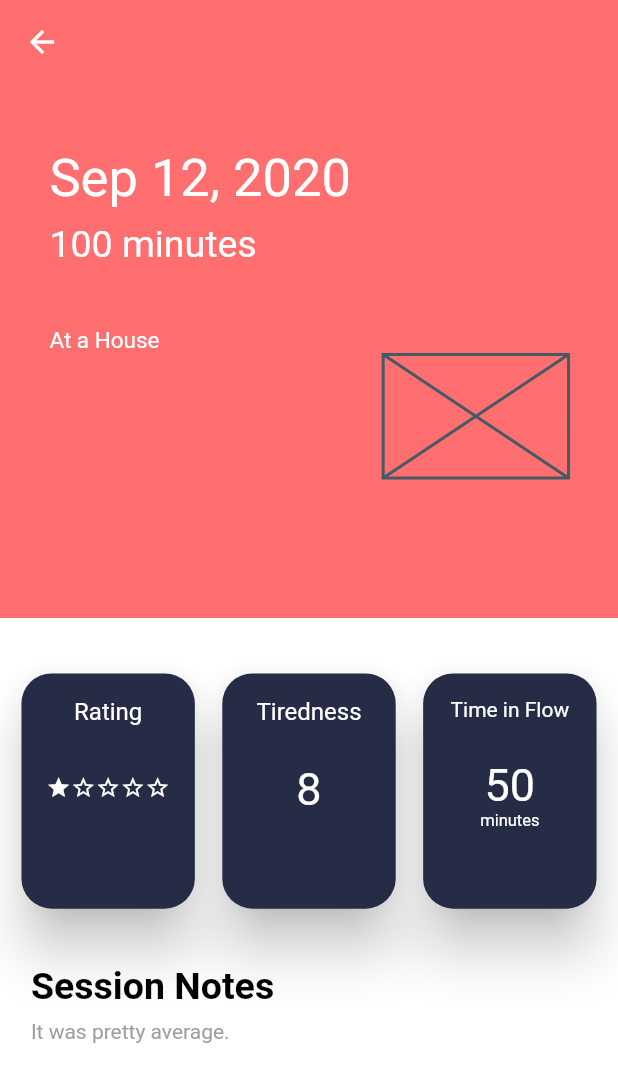
After one commit to Zubi1001/acesmindrealm, a Flutter app: the screen it shows after launch, after a tap on an icon or button, on a phone screen of 412 x 824 dp. The commit adds this screen. Shown: the top 1082 px of the screen. Run offline on Flutter 3.47's test engine with Material 2 defaults, Android fonts, the light colour scheme and no system bars; drawn by our look-alikes of smooth_star_rating; our stand-ins replace firebase_analytics, firebase_auth, firebase_crashlytics, font_awesome_flutter; accounts and stored records are empty.

Commit message:
two more pages

```diff
--- a/aces/lib/Objects/session.dart
+++ b/aces/lib/Objects/session.dart
@@ -41,3 +41,16 @@ class Session {
     sessionNotes = json['sessionNotes'];
   }
 }
+
+Session getDummySession() {
+  return Session(
+    duration: Duration(minutes: 100),
+    endTime: DateTime.now().add(Duration(hours: 5)),
+    place: "House",
+    rating: 4.7,
+    sessionNotes: "It was pretty average.",
+    startTime: DateTime.now(),
+    timeInFlow: Duration(minutes: 50),
+    tiredness: 8,
+  );
+}
--- a/aces/lib/Screens/Dashboard.dart
+++ b/aces/lib/Screens/Dashboard.dart
@@ -1,4 +1,5 @@
 import 'package:aces/Objects/session.dart';
+import 'package:aces/Screens/sessionDetails.dart';
 import 'package:flutter/material.dart';
 import 'package:intl/intl.dart';
 
@@ -189,12 +190,19 @@ class SessionVerticalCard extends StatelessWidget {
   SessionVerticalCard({this.session});
   @override
   Widget build(BuildContext context) {
-    return Container(
+    return InkWell(
+      borderRadius: BorderRadius.circular(20),
+      onTap: () {
+        Navigator.of(context).push(MaterialPageRoute(
+          builder: (context) => SessionDetails(),
+        ));
+      },
+      child: Container(
         height: MediaQuery.of(context).size.height * 0.23,
         width: MediaQuery.of(context).size.width * 0.30,
         decoration: BoxDecoration(),
-      constraints:
-          BoxConstraints(maxHeight: MediaQuery.of(context).size.height * 0.23),
+        constraints: BoxConstraints(
+            maxHeight: MediaQuery.of(context).size.height * 0.23),
         child: Card(
           margin: EdgeInsets.only(
             bottom: MediaQuery.of(context).size.height * 0.05,
@@ -266,6 +274,7 @@ class SessionVerticalCard extends StatelessWidget {
             ),
           ),
         ),
+      ),
     );
   }
 }
--- /dev/null
+++ b/aces/lib/Screens/placeSelection.dart
@@ -0,0 +1,65 @@
+import 'package:flutter/material.dart';
+
+class PlaceSelection extends StatefulWidget {
+  @override
+  _PlaceSelectionState createState() => _PlaceSelectionState();
+}
+
+class _PlaceSelectionState extends State<PlaceSelection> {
+  List<String> places = [
+    'Coffee shop',
+    'Table',
+    'Bed',
+    'Office',
+    'Library',
+    'Living Room',
+    'School',
+    'Office',
+    'Other',
+  ];
+
+  @override
+  Widget build(BuildContext context) {
+    double height = MediaQuery.of(context).size.height;
+    double width = MediaQuery.of(context).size.width;
+
+    return Scaffold(
+      appBar: AppBar(
+        iconTheme: IconThemeData(
+          color: Colors.black,
+        ),
+        actions: [
+          Icon(
+            Icons.headset,
+            color: Colors.grey[400],
+          ),
+        ],
+      ),
+      body: Container(
+        child: Column(
+          children: [
+            GridView.count(
+              crossAxisCount: 3,
+              children: List<Widget>.generate(
+                  places.length,
+                  (index) => Column(
+                        children: [
+                          Container(
+                            child: Placeholder(
+                              fallbackHeight: height * 0.01,
+                              fallbackWidth: width * 0.06,
+                            ),
+                          ),
+                          SizedBox(
+                            height: height*0.05,
+                          ),
+                          Text(places[index]),
+                        ],
+                      )),
+            ),
+          ],
+        ),
+      ),
+    );
+  }
+}
--- /dev/null
+++ b/aces/lib/Screens/sessionDetails.dart
@@ -0,0 +1,335 @@
+import 'package:aces/Objects/session.dart';
+import 'package:flutter/material.dart';
+import 'package:font_awesome_flutter/font_awesome_flutter.dart';
+import 'package:intl/intl.dart';
+import 'package:smooth_star_rating/smooth_star_rating.dart';
+
+class SessionDetails extends StatefulWidget {
+  final Session session;
+  SessionDetails({this.session});
+  @override
+  _SessionDetailsState createState() => _SessionDetailsState();
+}
+
+class _SessionDetailsState extends State<SessionDetails> {
+  Session session;
+
+  @override
+  void initState() {
+    super.initState();
+    session = widget.session;
+    session = getDummySession();
+  }
+
+  @override
+  Widget build(BuildContext context) {
+    double height = MediaQuery.of(context).size.height;
+    double width = MediaQuery.of(context).size.width;
+
+    return Scaffold(
+      extendBodyBehindAppBar: true,
+      appBar: AppBar(
+        backgroundColor: Colors.transparent,
+        elevation: 0,
+        iconTheme: IconThemeData(
+          color: Colors.white,
+        ),
+      ),
+      body: Container(
+        child: Column(
+          children: [
+            Container(
+              width: width,
+              height: height * 0.5,
+              color: myPink,
+              child: Padding(
+                padding: EdgeInsets.symmetric(horizontal: width * 0.08),
+                child: Column(
+                  crossAxisAlignment: CrossAxisAlignment.start,
+                  children: [
+                    SizedBox(
+                      height: height * 0.12,
+                    ),
+                    Text(
+                      DateFormat.yMMMd().format(session.startTime),
+                      style: TextStyle(
+                        fontSize: 35,
+                        color: Colors.white,
+                        fontWeight: FontWeight.w400,
+                      ),
+                    ),
+                    SizedBox(
+                      height: height * 0.01,
+                    ),
+                    Text(
+                      session.duration.inMinutes.toString() + " minutes",
+                      style: TextStyle(
+                        fontSize: 25,
+                        color: Colors.white,
+                        fontWeight: FontWeight.w400,
+                      ),
+                    ),
+                    SizedBox(
+                      height: height * 0.05,
+                    ),
+                    Text(
+                      "At a ${session.place}",
+                      style: TextStyle(
+                        fontSize: 15,
+                        color: Colors.white,
+                        fontWeight: FontWeight.w400,
+                      ),
+                    ),
+                    Row(
+                      children: [
+                        Spacer(),
+                        Placeholder(
+                          fallbackHeight: height * 0.1,
+                          fallbackWidth: width * 0.3,
+                        )
+                      ],
+                    )
+                  ],
+                ),
+              ),
+            ),
+            SizedBox(
+              height: height * 0.04,
+            ),
+            Row(
+              mainAxisAlignment: MainAxisAlignment.spaceEvenly,
+              children: [
+                Container(
+                  height: height * 0.2,
+                  child: ratingCard(context),
+                ),
+                Container(
+                  height: height * 0.2,
+                  child: tirednessCard(context),
+                ),
+                Container(
+                  height: height * 0.2,
+                  child: timeInFlowCard(context),
+                ),
+              ],
+            ),
+            SizedBox(
+              height: height * 0.04,
+            ),
+            Padding(
+              padding:  EdgeInsets.only(left: width * 0.05),
+              child: Align(
+                alignment: Alignment.centerLeft,
+                child: Text(
+                  "Session Notes",
+                  style: TextStyle(
+                      fontSize: 25,
+                      color: Colors.black,
+                      fontWeight: FontWeight.w600),
+                ),
+              ),
+            ),
+            SizedBox(
+              height: height * 0.01,
+            ),
+            Padding(
+                padding:  EdgeInsets.only(left: width * 0.05),
+              child: Align(
+                alignment: Alignment.centerLeft,
+                child: Text(
+                  session.sessionNotes,
+                  style: TextStyle(
+                    fontSize: 14,
+                    color: Colors.grey,
+                  ),
+                ),
+              ),
+            ),
+          ],
+        ),
+      ),
+    );
+  }
+
+  Widget ratingCard(BuildContext context) {
+    double height = MediaQuery.of(context).size.height;
+    double width = MediaQuery.of(context).size.width;
+    return InkWell(
+      borderRadius: BorderRadius.circular(20),
+      onTap: () {},
+      child: Container(
+        // height: MediaQuery.of(context).size.height * 0.23,
+        width: MediaQuery.of(context).size.width * 0.30,
+        decoration: BoxDecoration(),
+        // constraints: BoxConstraints(
+        //     maxHeight: MediaQuery.of(context).size.height * 0.23),
+        child: Card(
+          // margin: EdgeInsets.only(
+          //   bottom: MediaQuery.of(context).size.height * 0.05,
+          // ),
+          color: Color(0xFF262B46),
+          shape: RoundedRectangleBorder(
+            borderRadius: BorderRadius.circular(20),
+          ),
+          elevation: 15,
+          child: Padding(
+            padding: const EdgeInsets.all(16.0),
+            child: Column(
+              mainAxisAlignment: MainAxisAlignment.start,
+              crossAxisAlignment: CrossAxisAlignment.center,
+              mainAxisSize: MainAxisSize.min,
+              children: [
+                Text(
+                  "Rating",
+                  style: TextStyle(
+                    fontSize: 16,
+                    color: Colors.white,
+                  ),
+                ),
+                SizedBox(
+                  height: height * 0.04,
+                ),
+                Container(
+                  child: SmoothStarRating(
+                      allowHalfRating: false,
+                      onRated: (v) {
+                        print(v);
+                      },
+                      // defaultIconData: Icon(ICons),
+                      starCount: 5,
+                      rating: 1.0,
+                      size: width * 0.04,
+                      isReadOnly: true,
+                      // fullRatedIconData: Icons.blur_off,
+                      // halfRatedIconData: Icons.blur_on,
+                      color: Colors.white,
+                      borderColor: Colors.white,
+                      spacing: 0.0),
+                ),
+              ],
+            ),
+          ),
+        ),
+      ),
+    );
+  }
+
+  Widget tirednessCard(BuildContext context) {
+    double height = MediaQuery.of(context).size.height;
+    double width = MediaQuery.of(context).size.width;
+    return InkWell(
+      borderRadius: BorderRadius.circular(20),
+      onTap: () {},
+      child: Container(
+        // height: MediaQuery.of(context).size.height * 0.23,
+        width: MediaQuery.of(context).size.width * 0.30,
+        decoration: BoxDecoration(),
+        // constraints: BoxConstraints(
+        //     maxHeight: MediaQuery.of(context).size.height * 0.23),
+        child: Card(
+          // margin: EdgeInsets.only(
+          //   bottom: MediaQuery.of(context).size.height * 0.05,
+          // ),
+          color: Color(0xFF262B46),
+          shape: RoundedRectangleBorder(
+            borderRadius: BorderRadius.circular(20),
+          ),
+          elevation: 15,
+          child: Padding(
+            padding: const EdgeInsets.all(16.0),
+            child: Column(
+              mainAxisAlignment: MainAxisAlignment.start,
+              crossAxisAlignment: CrossAxisAlignment.center,
+              mainAxisSize: MainAxisSize.min,
+              children: [
+                Text(
+                  "Tiredness",
+                  style: TextStyle(
+                    fontSize: 16,
+                    color: Colors.white,
+                  ),
+                ),
+                SizedBox(
+                  height: height * 0.03,
+                ),
+                Container(
+                  child: Text(
+                    session.tiredness.toString(),
+                    style: TextStyle(
+                      fontSize: 30,
+                      color: Colors.white,
+                    ),
+                  ),
+                ),
+                // Align(
+                //   alignment: Alignment.centerRight,
+                //   child: Icon(
+                //     Icons.arrow_right_alt_outlined,
+                //     color: Colors.white,
+                //   ),
+                // ),
+              ],
+            ),
+          ),
+        ),
+      ),
+    );
+  }
+
+  Widget timeInFlowCard(BuildContext context) {
+    double height = MediaQuery.of(context).size.height;
+    double width = MediaQuery.of(context).size.width;
+    return InkWell(
+      borderRadius: BorderRadius.circular(20),
+      onTap: () {},
+      child: Container(
+        width: MediaQuery.of(context).size.width * 0.30,
+        decoration: BoxDecoration(),
+        child: Card(
+          color: Color(0xFF262B46),
+          shape: RoundedRectangleBorder(
+            borderRadius: BorderRadius.circular(20),
+          ),
+          elevation: 15,
+          child: Padding(
+            padding: const EdgeInsets.all(16.0),
+            child: Column(
+              mainAxisAlignment: MainAxisAlignment.start,
+              crossAxisAlignment: CrossAxisAlignment.center,
+              children: [
+                Text(
+                  "Time in Flow",
+                  style: TextStyle(
+                    fontSize: 14,
+                    color: Colors.white,
+                  ),
+                ),
+                SizedBox(
+                  height: height * 0.03,
+                ),
+                Container(
+                  child: Text(
+                    session.timeInFlow.inMinutes.toString(),
+                    style: TextStyle(
+                      fontSize: 30,
+                      color: Colors.white,
+                    ),
+                  ),
+                ),
+                Text(
+                  "minutes",
+                  style: TextStyle(
+                    fontSize: 11,
+                    color: Colors.white,
+                  ),
+                ),
+              ],
+            ),
+          ),
+        ),
+      ),
+    );
+  }
+}
+
+Color myPink = Color(0xFFFF6F6F);
--- a/aces/pubspec.yaml
+++ b/aces/pubspec.yaml
@@ -47,6 +47,8 @@ dependencies:
 
 
   intl:
+  font_awesome_flutter:
+  smooth_star_rating:
 
 dev_dependencies:
   flutter_test:
```
Also changed, not shown: aces/pubspec.lock. Lines whose indentation alone changed are shown as unchanged.
